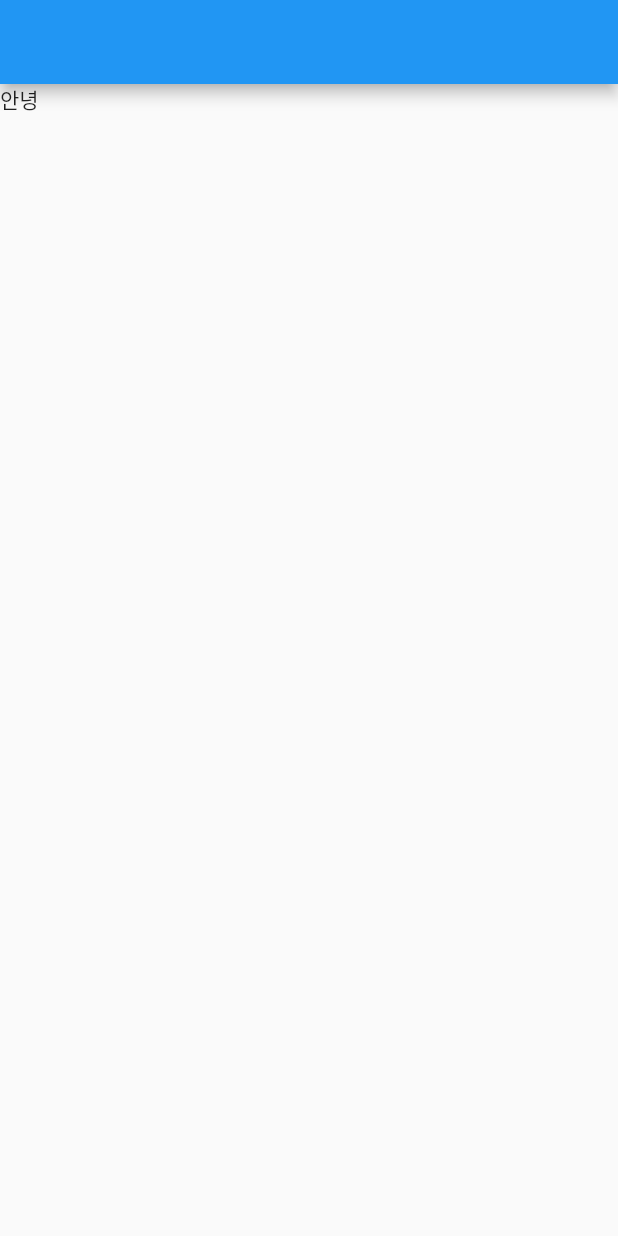
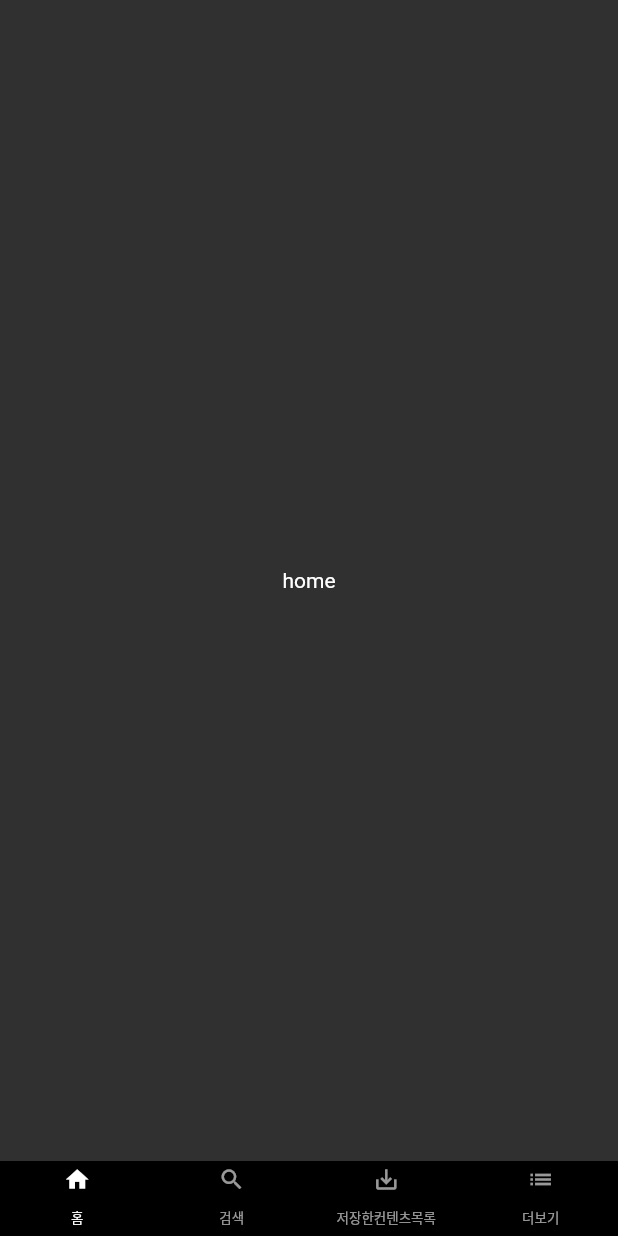
Before and after one commit to Young-Jang/flutter-study, a Flutter app: the screen it shows after launch, on a phone screen of 412 x 824 dp. Run offline on Flutter 3.47's test engine with Material 2 defaults, Android fonts, the phone set to English and light mode, and no system bars.

Commit message:
feat: first commit netflix example

```diff
--- a/lib/main.dart
+++ b/lib/main.dart
@@ -1,32 +1,38 @@
 import 'package:flutter/material.dart';
+import 'package:flutter_study/widget/bottom_bar.dart';
 
-void main() {
-  runApp(const MyApp());
+void main() => runApp(MyApp());
+
+class MyApp extends StatefulWidget {
+  _MyAppState createState() => _MyAppState();
 }
 
-
-class MyApp extends StatelessWidget {
-  const MyApp({Key? key}) : super(key: key);
+class _MyAppState extends State<MyApp> {
   @override
   Widget build(BuildContext context) {
-
+    TabController controller;
     return MaterialApp(
-      home: Scaffold(
-        appBar: AppBar(),
-        body: ShopItem(),
-      )
-    );
-  }
-
-}
-
-class ShopItem extends StatelessWidget {
-  const ShopItem({Key? key}) : super(key: key);
-
-  @override
-  build(context) {
-    return SizedBox(
-      child: Text('안녕'),
+      title: 'youngFlix',
+      theme: ThemeData(
+        brightness: Brightness.dark,
+        primaryColor: Colors.black,
+        accentColor: Colors.white,
+      ),
+      home: DefaultTabController(
+        length: 4,
+        child: Scaffold(
+          body: TabBarView(
+            physics: NeverScrollableScrollPhysics(),
+            children: [
+              Container(child: Center(child:Text('home') ,),),
+              Container(child: Center(child:Text('search') ,),),
+              Container(child: Center(child:Text('save') ,),),
+              Container(child: Center(child:Text('more') ,),),
+            ],
+          ),
+          bottomNavigationBar: Bottom(),
+        ),
+      ),
     );
   }
 }
--- /dev/null
+++ b/lib/widget/bottom_bar.dart
@@ -0,0 +1,48 @@
+import 'package:flutter/material.dart';
+
+class Bottom extends StatelessWidget{
+  @override
+  Widget build(BuildContext context){
+    return Container(
+      color: Colors.black,
+      child: Container(
+        height: 50,
+        child: TabBar(
+          labelColor: Colors.white,
+          unselectedLabelColor: Colors.white60,
+          indicatorColor: Colors.transparent,
+          tabs: <Widget>[
+            Tab(
+              icon: Icon(
+                Icons.home,
+                size: 18,
+              ),
+              child: Text('홈',style: TextStyle(fontSize: 9),),
+            ),
+            Tab(
+              icon: Icon(
+                Icons.search,
+                size: 18,
+              ),
+              child: Text('검색',style: TextStyle(fontSize: 9),),
+            ),
+            Tab(
+              icon: Icon(
+                Icons.save_alt,
+                size: 18,
+              ),
+              child: Text('저장한컨텐츠목록',style: TextStyle(fontSize: 9),),
+            ),
+            Tab(
+              icon: Icon(
+                Icons.list,
+                size: 18,
+              ),
+              child: Text('더보기',style: TextStyle(fontSize: 9),),
+            ),
+          ],
+        ),
+      ),
+    );
+  }
+}
```
